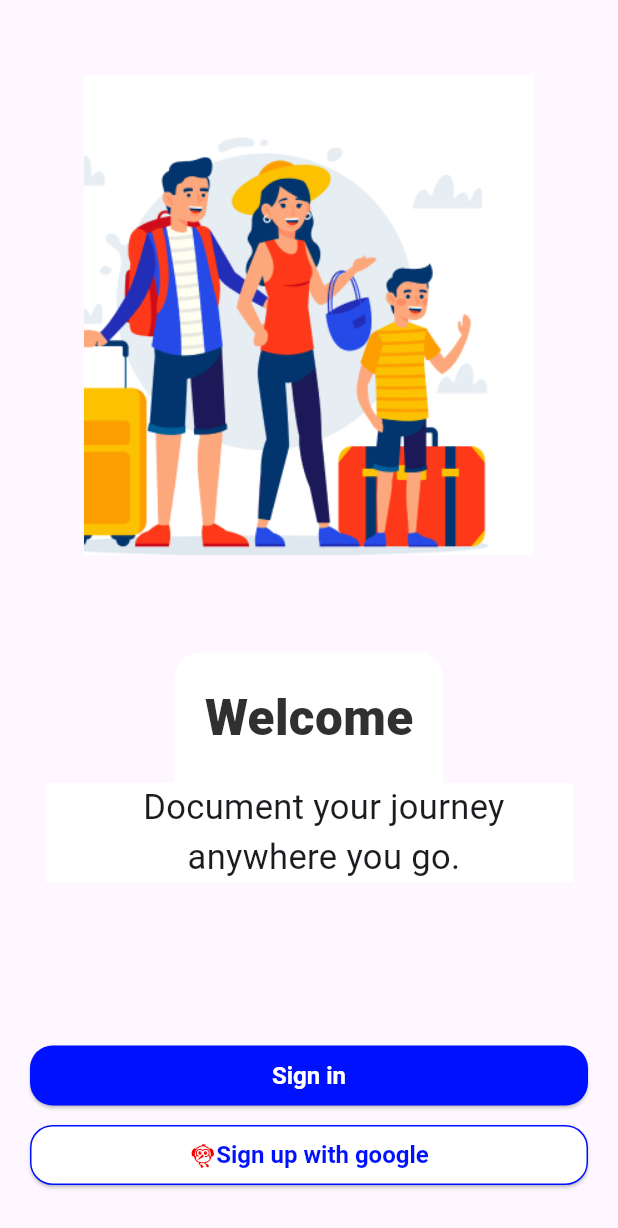
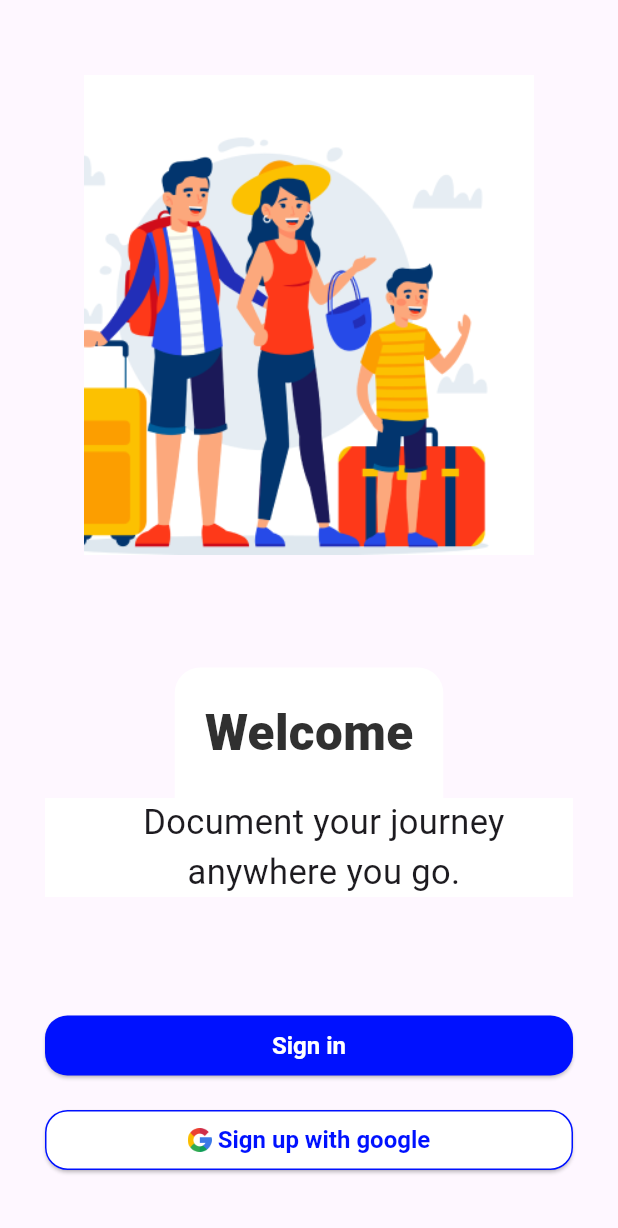
Before and after one commit to RensvGemert98/flutter-travelapp, a Flutter app: the screen it shows after launch, on a phone screen of 412 x 824 dp. Shown: the top 1228 px of the screen. Run offline on Flutter 3.47's test engine with Material 3 defaults, Android fonts, the phone set to English and light mode, and no system bars; project files that could hold a hidden picture were left out.

Commit message:
Updated welcome page with google sign in options

```diff
--- a/travelapp/lib/pages/welcome.dart
+++ b/travelapp/lib/pages/welcome.dart
@@ -52,13 +52,13 @@ class WelcomePage extends StatelessWidget {
                   style: TextStyle(fontSize: 23),
                 ),
               ),
-              const SizedBox(height: 100),
+              const SizedBox(height: 70),
               Column(
                 mainAxisAlignment: MainAxisAlignment.end,
                 children: [
                   Container(
                     width: double.infinity,
-                    padding: const EdgeInsets.fromLTRB(10, 5, 10, 0),
+                    padding: const EdgeInsets.fromLTRB(20, 5, 20, 0),
                     child: ElevatedButton(
                       onPressed: () {
                         Navigator.pushReplacement(
@@ -88,10 +88,12 @@ class WelcomePage extends StatelessWidget {
                       ),
                     ),
                   ),
-                  // const Divider(indent: 30, endIndent: 30,),
+                  const SizedBox(
+                    height: 10,
+                  ),
                   Container(
                       width: double.infinity,
-                      padding: const EdgeInsets.fromLTRB(10, 5, 10, 10),
+                      padding: const EdgeInsets.fromLTRB(20, 5, 20, 10),
                       child: ElevatedButton(
                         onPressed: () {
                           Navigator.pushReplacement(
@@ -112,15 +114,16 @@ class WelcomePage extends StatelessWidget {
                             fixedSize: const Size(300, 20),
                             textStyle: const TextStyle(
                                 fontSize: 16, fontWeight: FontWeight.bold)),
-                        child: const Row(
+                        child: Row(
                           mainAxisAlignment: MainAxisAlignment.center,
                           children: [
-                            Icon(
-                              Icons.flutter_dash,
-                              color: Color.fromARGB(255, 245, 1, 1),
+                            Image.asset(
+                              "assets/icons/google.png",
+                              width: 16,
+                              fit: BoxFit.cover,
                             ),
-                            Text(
-                              'Sign up with google',
+                            const Text(
+                              " Sign up with google",
                               style: TextStyle(
                                   color: Color.fromARGB(255, 0, 17, 255)),
                             ),
@@ -129,7 +132,7 @@ class WelcomePage extends StatelessWidget {
                       )),
                 ],
               ),
-              const SizedBox(height: 20),
+              const SizedBox(height: 30),
             ],
           ),
         ),
--- a/travelapp/pubspec.yaml
+++ b/travelapp/pubspec.yaml
@@ -25,7 +25,7 @@ flutter:
   uses-material-design: true
   assets:
     - assets/
-    # - assets/icons
+    - assets/icons/
     # - assets/places
 
   # fonts:
```
Also changed, not shown: travelapp/assets/icons/google.png (added).
